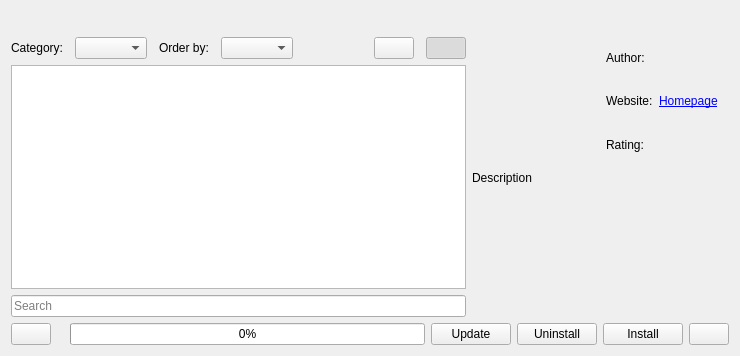
This is plugins/extensions/resourcemanager/wdgdlgcontentdownloader.ui in KDE/krita as Qt 5 draws it before an edit. The edited form follows.
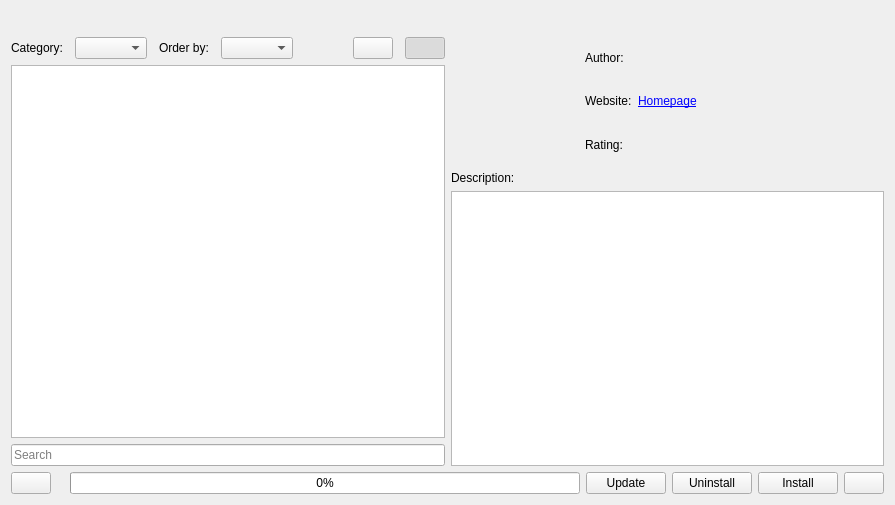
This is the edited form. Custom widgets are drawn as their Qt base class.

Commit message:
Changed description label to description QTextEdit
This provides the capablity to scroll the long descriptions in certain downloadable items

```diff
--- a/plugins/extensions/resourcemanager/wdgdlgcontentdownloader.ui
+++ b/plugins/extensions/resourcemanager/wdgdlgcontentdownloader.ui
@@ -6,8 +6,8 @@
    <rect>
     <x>0</x>
     <y>0</y>
-    <width>740</width>
-    <height>356</height>
+    <width>895</width>
+    <height>505</height>
    </rect>
   </property>
   <layout class="QVBoxLayout" name="verticalLayout_3">
@@ -281,22 +281,12 @@
        <item>
         <widget class="QLabel" name="descriptionLabel">
          <property name="text">
-          <string>Description</string>
+          <string>Description:</string>
          </property>
         </widget>
        </item>
        <item>
-        <spacer name="verticalSpacer">
-         <property name="orientation">
-          <enum>Qt::Vertical</enum>
-         </property>
-         <property name="sizeHint" stdset="0">
-          <size>
-           <width>20</width>
-           <height>40</height>
-          </size>
-         </property>
-        </spacer>
+        <widget class="QTextEdit" name="descriptionTextEdit"/>
        </item>
       </layout>
      </item>
```
Left out of the diff: 45 changed lines with no effect on the pictures. The commit also changes 1 other file.
